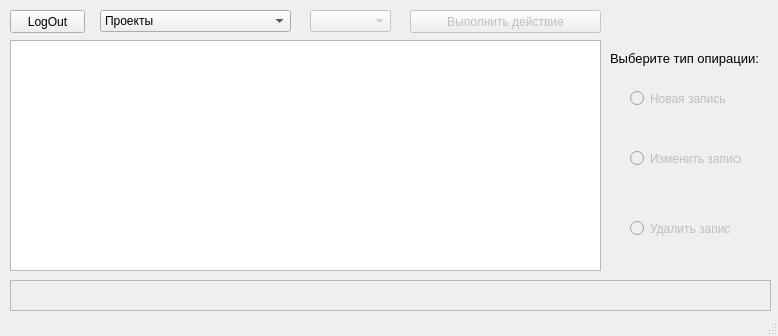
Qt form GUI_UI/WindowWorkWithDBTables.ui (Daniil-Kurganov/SoftwareCompany) before a commit.
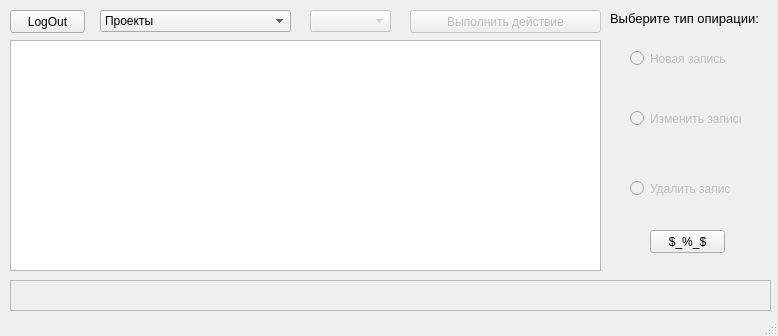
The same form after that commit.

Commit message: Реализация полноценного окна. Устранить: добавить возможность выбора id и решить проблему с типами в слиянии кортежа в строку

Diff of the .ui file:
```diff
--- a/GUI_UI/WindowWorkWithDBTables.ui
+++ b/GUI_UI/WindowWorkWithDBTables.ui
@@ -129,7 +129,7 @@
     <property name="geometry">
      <rect>
       <x>630</x>
-      <y>90</y>
+      <y>50</y>
       <width>101</width>
       <height>17</height>
      </rect>
@@ -145,7 +145,7 @@
     <property name="geometry">
      <rect>
       <x>630</x>
-      <y>150</y>
+      <y>110</y>
       <width>111</width>
       <height>17</height>
      </rect>
@@ -161,7 +161,7 @@
     <property name="geometry">
      <rect>
       <x>630</x>
-      <y>220</y>
+      <y>180</y>
       <width>101</width>
       <height>17</height>
      </rect>
@@ -174,7 +174,7 @@
     <property name="geometry">
      <rect>
       <x>610</x>
-      <y>50</y>
+      <y>10</y>
       <width>151</width>
       <height>16</height>
      </rect>
@@ -201,6 +201,19 @@
      </rect>
     </property>
    </widget>
+   <widget class="QPushButton" name="PushButtonInsertSeparator">
+    <property name="geometry">
+     <rect>
+      <x>650</x>
+      <y>230</y>
+      <width>75</width>
+      <height>23</height>
+     </rect>
+    </property>
+    <property name="text">
+     <string>$_%_$</string>
+    </property>
+   </widget>
   </widget>
   <widget class="QStatusBar" name="statusbar"/>
  </widget>
```
Left out of the diff: 2 changed lines with no effect on the pictures. The commit also changes 3 other files.
